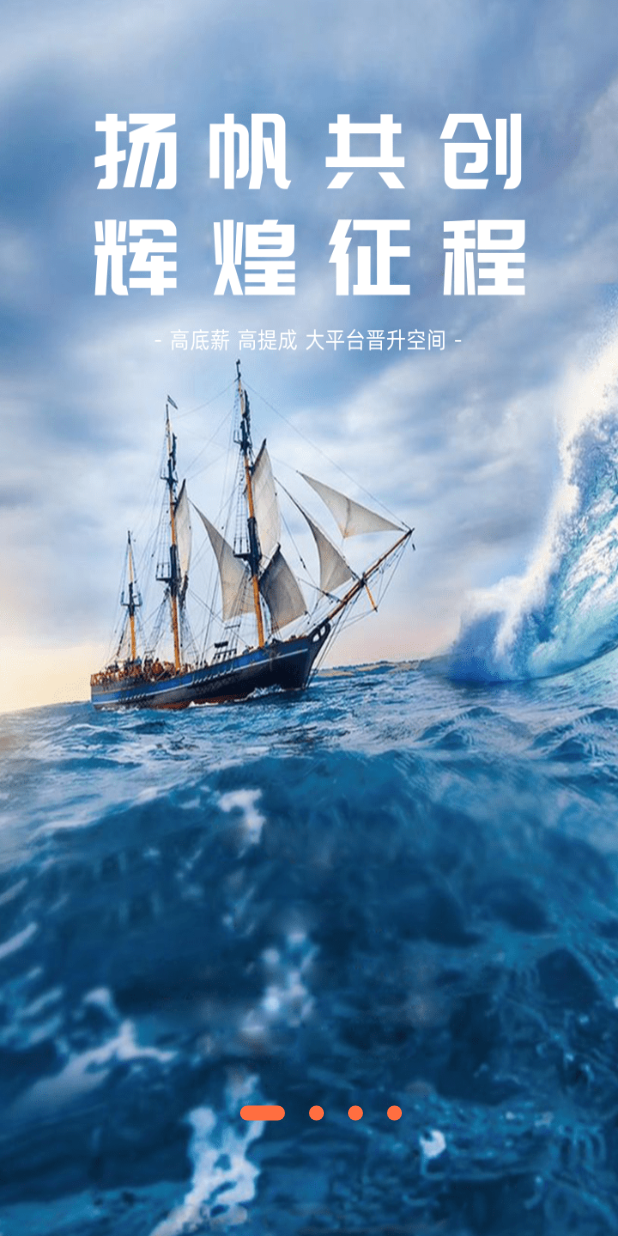
After one commit to awodefeng/flutter-ho, a Flutter app: the FirstGuildPage screen opened directly, on a phone screen of 412 x 824 dp. The commit adds this screen. Run offline on Flutter 3.47's test engine with Material 2 defaults, Android fonts, the phone set to English and light mode, and no system bars; our stand-ins replace permission_handler, shared_preferences, video_player, webview_flutter; accounts and stored records are empty.

Commit message:
添加首页引导页

```diff
--- /dev/null
+++ b/lib/src/FirstGuildPage.dart
@@ -0,0 +1,139 @@
+import 'package:flutter/material.dart';
+import 'package:mobile_lander/src/homePage.dart';
+import 'package:mobile_lander/src/utils/navigator_utils.dart';
+import 'package:mobile_lander/src/utils/spUtils.dart';
+
+class FirstGuildPage extends StatefulWidget {
+  @override
+  _FirstGuildPageState createState() {
+    return _FirstGuildPageState();
+  }
+}
+
+const String _TAG = "_FirstGuildPageState";
+
+class _FirstGuildPageState extends State<FirstGuildPage> {
+  int _currIndex = 0;
+
+  @override
+  void initState() {
+    // TODO: implement initState
+    super.initState();
+  }
+
+  @override
+  Widget build(BuildContext context) {
+    double width = MediaQuery
+        .of(context)
+        .size
+        .width;
+    double height = MediaQuery
+        .of(context)
+        .size
+        .height;
+    return Scaffold(
+      backgroundColor: Colors.white,
+      body: Stack(
+          children: [
+          //第一层的图片显示
+          buildBackground(width, height),
+      //第二层的圆点
+      buildIndefotPositioned(),
+      //第三层去主页的按钮
+      buildGoHome()
+      ],
+    ),);
+  }
+
+  Positioned buildGoHome() {
+    return Positioned(
+      left: 0,
+      right: 0,
+      bottom: 60,
+      height: 44,
+      child: Row(
+        mainAxisAlignment: MainAxisAlignment.center,
+        children: [
+          AnimatedContainer(
+            duration: Duration(milliseconds: 100),
+            height: _currIndex == 3?44:0,
+            width: _currIndex == 3?180:0,
+            child: ElevatedButton(
+              child: Text("去首页"), onPressed: () {
+                SPUtils.save("isFirstInstall", true);
+                NavigatorUtils.pushPageByFade(context: context, targetPage: HomePage(),isReplace: true);
+            },),)
+        ],
+      ),
+    );
+  }
+
+  Positioned buildIndefotPositioned() {
+    return Positioned(
+      left: 0,
+      right: 0,
+      bottom: 60,
+      height: 44,
+      child: Row(
+        mainAxisAlignment: MainAxisAlignment.center,
+        children: [
+          buildIndefot(_currIndex == 0),
+          buildIndefot(_currIndex == 1),
+          buildIndefot(_currIndex == 2),
+          buildIndefot(_currIndex == 3),
+        ],
+      ),
+    );
+  }
+
+  Positioned buildBackground(double width, double height) {
+    return Positioned(
+      child: PageView(
+        onPageChanged: (value) {
+          setState(() {
+            _currIndex = value;
+          });
+        },
+        children: [
+          Image.asset(
+            "assets/image/sp01.png",
+            width: width,
+            height: height,
+            fit: BoxFit.fill,
+          ),
+          Image.asset(
+            "assets/image/sp02.png",
+            width: width,
+            height: height,
+            fit: BoxFit.fill,
+          ),
+          Image.asset(
+            "assets/image/sp03.png",
+            width: width,
+            height: height,
+            fit: BoxFit.fill,
+          ),
+          Image.asset(
+            "assets/image/sp04.png",
+            width: width,
+            height: height,
+            fit: BoxFit.fill,
+          ),
+        ],
+      ),
+    );
+  }
+
+  Widget buildIndefot(bool isSelect) {
+    return AnimatedContainer(
+      height: 10,
+      width: isSelect ? 30 : 10,
+      margin: const EdgeInsets.only(left: 16),
+      duration: const Duration(milliseconds: 200),
+      decoration: const BoxDecoration(
+        color: Colors.deepOrangeAccent,
+        borderRadius: BorderRadius.all(Radius.circular(10)),
+      ),
+    );
+  }
+}
--- a/lib/src/index_page.dart
+++ b/lib/src/index_page.dart
@@ -7,6 +7,7 @@ import 'package:mobile_lander/src/utils/navigator_utils.dart';
 import 'package:mobile_lander/src/utils/spUtils.dart';
 import 'package:permission_handler/permission_handler.dart';
 
+import 'FirstGuildPage.dart';
 import 'WelcomePage.dart';
 import 'page/common/permisson_request_widget.dart';
 
@@ -82,7 +83,17 @@ class _IndexPageState extends State with ProtocolModel {
     SystemChannels.platform.invokeMethod("SystemNavigator.pop");
   }
 
-  void next() {
-    NavigatorUtils.pushPageByFade(context: context, targetPage: WelcomePage(),isReplace: true);
+  void next() async{
+    //判断是否第一次安装应用
+    bool? isFirstInstall = await SPUtils.getBool("isFirstInstall");
+    if(isFirstInstall==null){
+      //第一次安装进入
+      // 引导页面
+      NavigatorUtils.pushPageByFade(
+          context: context, targetPage: FirstGuildPage(), isReplace: true);
+    }else {
+      NavigatorUtils.pushPageByFade(
+          context: context, targetPage: WelcomePage(), isReplace: true);
+    }
   }
 }
```
Also changed, not shown: assets/image/sp01.png (added), assets/image/sp02.png (added), assets/image/sp03.png (added), assets/image/sp04.png (added).
